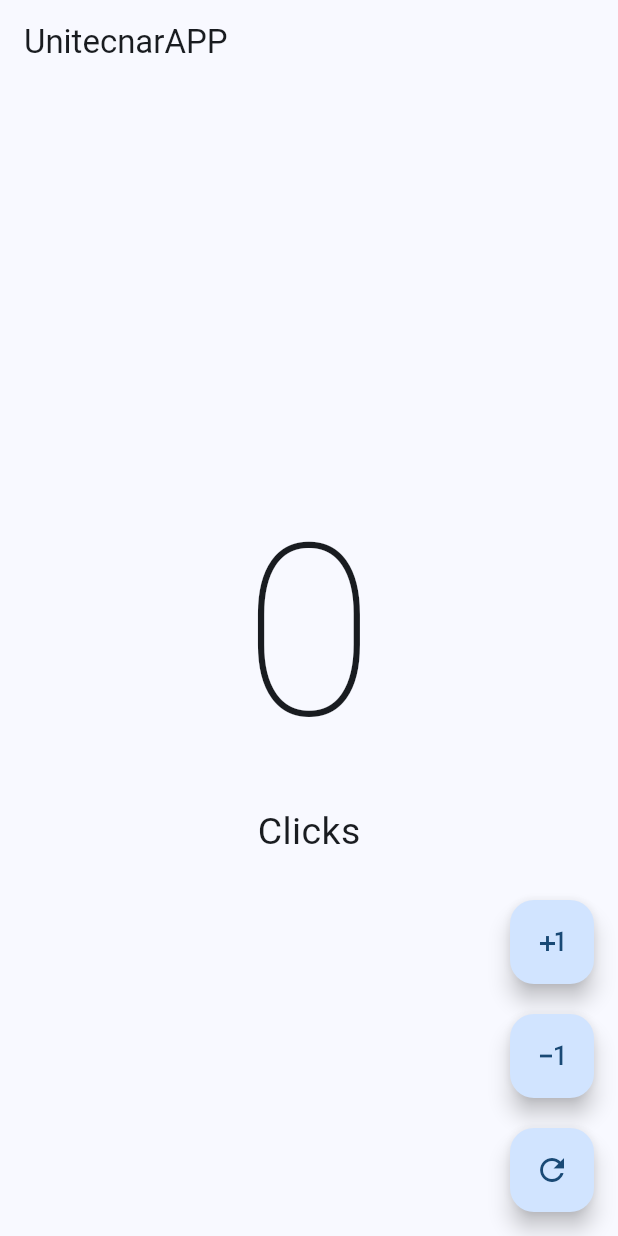
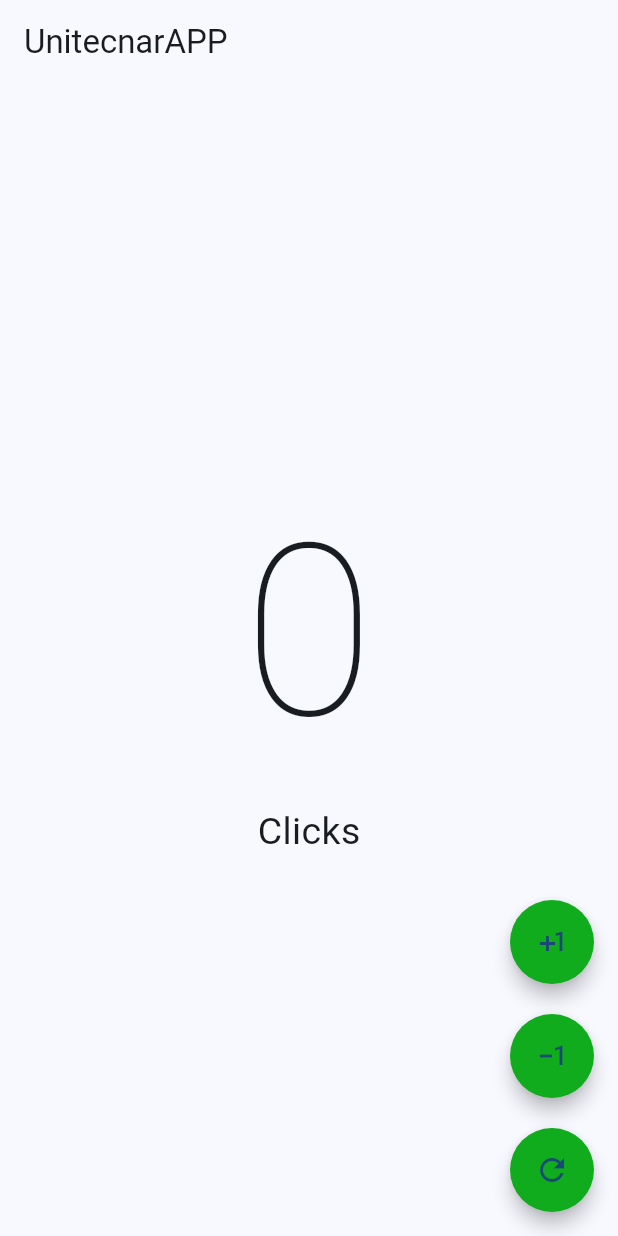
Before and after one commit to namey811/devmobile, a Flutter app: the screen it shows after launch, on a phone screen of 412 x 824 dp. Run offline on Flutter 3.47's test engine with Material 3 defaults, Android fonts, the phone set to English and light mode, and no system bars.

Commit message:
Agregar pantalla principal y botones de contador a la aplicación

```diff
--- /dev/null
+++ b/counter_app/lib/home_screen.dart
@@ -0,0 +1,92 @@
+import 'package:flutter/material.dart';
+
+void main(){
+  runApp(const HomeScreen());
+}
+
+class HomeScreen extends StatefulWidget {
+  const new({super.key});
+
+  @override
+  State<HomeScreen> createState() => _HomeScreenState();
+}
+
+class _HomeScreenState extends State<HomeScreen> {
+
+  int counter = 0;
+
+  @override
+  Widget build(BuildContext context) {
+    return MaterialApp(
+      debugShowCheckedModeBanner: false,
+      theme: ThemeData(
+        useMaterial3: true,
+        colorSchemeSeed: Colors.blue
+      ),
+      home: Scaffold(
+        appBar: AppBar(
+          title: const Text('UnitecnarAPP'),
+        ),
+        body: Center(
+          child: Column(
+            mainAxisAlignment: MainAxisAlignment.center,
+            children: [
+              Text('$counter', style: TextStyle(fontSize: 160, fontWeight: FontWeight.w100),),
+              Text('Click${counter ==1 ? '': 's'}', style: TextStyle(fontSize: 25),)
+            ],
+          ),
+        ),
+        floatingActionButton: Column(
+          mainAxisAlignment: MainAxisAlignment.end,
+          children: [
+            _CustomButton(icon: Icons.plus_one_outlined, onpressed: () {
+              setState(() {
+                counter++;
+              });
+            },),
+              SizedBox(height: 20,),
+
+              _CustomButton(icon: Icons.exposure_minus_1_outlined, onpressed: (){
+                setState(() {
+                  if(counter == 0) return;
+                  counter--;
+                });
+              }),
+
+              SizedBox(height: 20,),
+
+              _CustomButton(icon: Icons.refresh, onpressed: (){
+                setState(() {
+                  counter = 0;
+                });
+              })
+
+          ],
+        ),
+      ),
+    );
+  }
+}
+
+class _CustomButton extends StatelessWidget {
+
+  final IconData icon;
+  final VoidCallback onpressed;
+
+  const _CustomButton({
+    required this.icon,
+    required this.onpressed
+  });
+
+  @override
+  Widget build(BuildContext context) {
+    return FloatingActionButton(
+      shape: CircleBorder(),
+      backgroundColor: Color.fromRGBO(16, 172, 29, 1),
+      elevation: 5,
+      onPressed: onpressed,
+      child: Icon(icon),
+
+      );
+  }
+}
--- a/counter_app/lib/main.dart
+++ b/counter_app/lib/main.dart
@@ -1,3 +1,4 @@
+import 'package:counter_app/home_screen.dart';
 import 'package:flutter/material.dart';
 
 void main(){
@@ -13,8 +14,6 @@ class MyApp extends StatefulWidget {
 
 class _MyAppState extends State<MyApp> {
 
-  int counter = 0;
-
   @override
   Widget build(BuildContext context) {
     return MaterialApp(
@@ -23,56 +22,7 @@ class _MyAppState extends State<MyApp> {
         useMaterial3: true,
         colorSchemeSeed: Colors.blue
       ),
-      home: Scaffold(
-        appBar: AppBar(
-          title: const Text('UnitecnarAPP'),
-        ),
-        body: Center(
-          child: Column(
-            mainAxisAlignment: MainAxisAlignment.center,
-            children: [
-              Text('$counter', style: TextStyle(fontSize: 160, fontWeight: FontWeight.w100),),
-              Text('Click${counter ==1 ? '': 's'}', style: TextStyle(fontSize: 25),)
-            ],
-          ),
-        ),
-        floatingActionButton: Column(
-          mainAxisAlignment: MainAxisAlignment.end,
-          children: [
-            FloatingActionButton(
-              child: Icon(Icons.plus_one),
-              onPressed: (){
-                setState(() {
-                counter++;
-                });
-              }
-              ),
-              SizedBox(height: 20,),
-
-              FloatingActionButton(
-                child: Icon(Icons.exposure_minus_1),
-                onPressed: (){
-                  setState(() {
-                    if(counter == 0 ) return;
-                    counter--;
-                  });
-                }
-              ),
-
-              SizedBox(height: 20,),
-
-              FloatingActionButton(
-                child: Icon(Icons.refresh),
-                onPressed: (){
-                  setState(() {
-                    counter = 0;
-                  });
-                }
-              )
-
-          ],
-        ),
-      ),
+      home: HomeScreen()
     );
   }
 }
```
